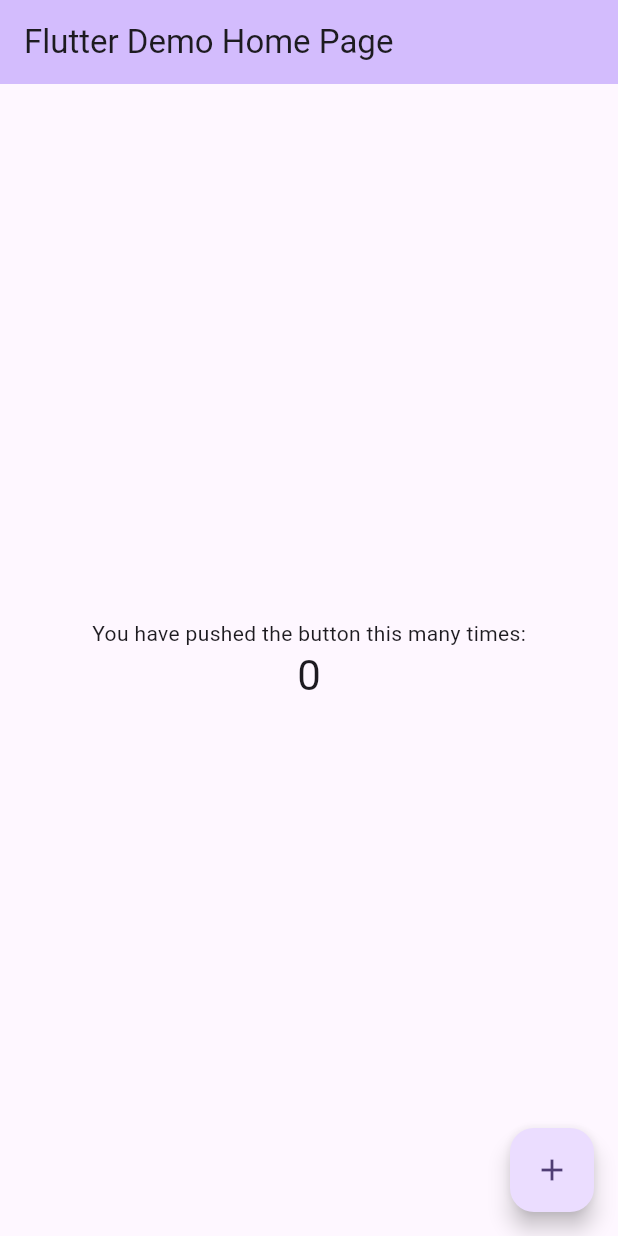
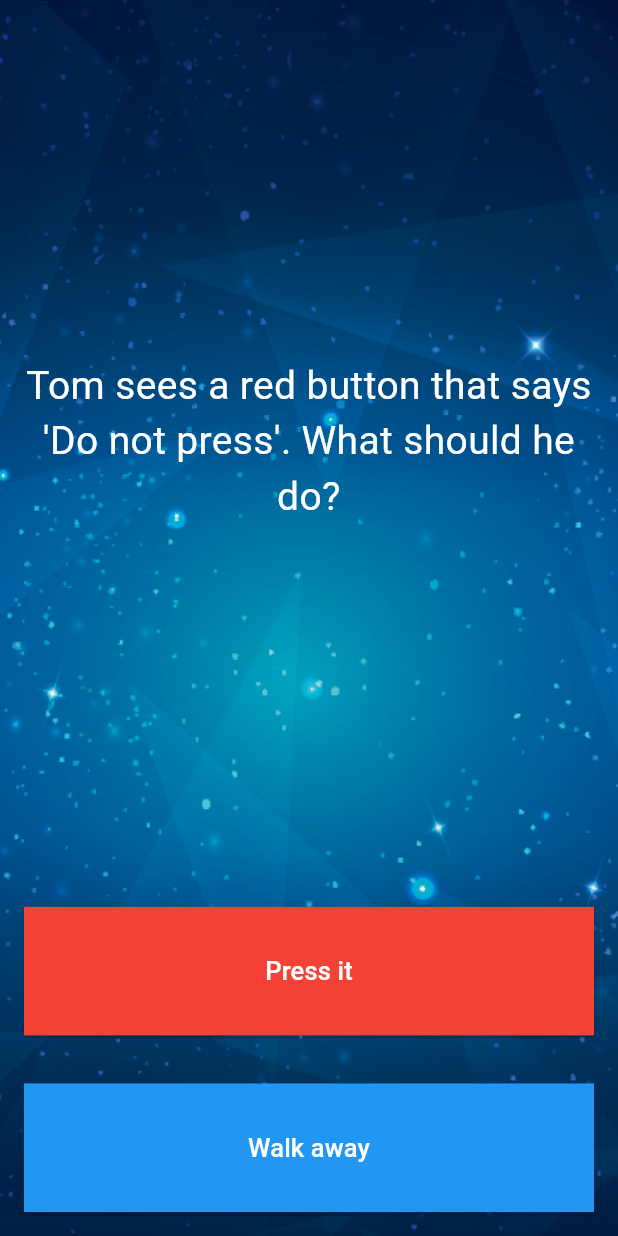
Before and after one commit to abdessamadachaha/story_quiiz, a Flutter app: the screen it shows after launch, on a phone screen of 412 x 824 dp. Run offline on Flutter 3.47's test engine with Material 3 defaults, Android fonts, the phone set to English and light mode, and no system bars; our stand-ins replace rflutter_alert.

```diff
--- /dev/null
+++ b/lib/homepage.dart
@@ -0,0 +1,156 @@
+import 'package:flutter/material.dart';
+import 'package:storyquizz/storybank.dart';
+import 'package:rflutter_alert/rflutter_alert.dart';
+
+Storybank storybank = Storybank();
+
+class Homepage extends StatefulWidget {
+  const Homepage({super.key});
+
+  @override
+  State<Homepage> createState() => _HomepageState();
+}
+
+class _HomepageState extends State<Homepage> {
+  List<bool> answers = [];
+
+  int countTrue() {
+    int trueAnswer = 0;
+    for (var element in answers) {
+      if (element == true) {
+        trueAnswer++;
+      }
+    }
+    return trueAnswer;
+  }
+
+  int countFalse() {
+    int falseAnswer = 0;
+    for (var element in answers) {
+      if (element == false) {
+        falseAnswer++;
+      }
+    }
+    return falseAnswer;
+  }
+
+  isCheck(String currectAnswer) {
+    if (currectAnswer == storybank.getCurrectAnswer()) {
+      answers.add(true);
+    } else {
+      answers.add(false);
+    }
+  }
+
+  @override
+  Widget build(BuildContext context) {
+    return Scaffold(
+      body: Stack(
+        children: [
+          Positioned.fill(
+            child: Image.asset('images/background.png', fit: BoxFit.cover),
+          ),
+          Column(
+            mainAxisAlignment: MainAxisAlignment.spaceBetween,
+            crossAxisAlignment: CrossAxisAlignment.stretch,
+            children: [
+              Expanded(
+                flex: 5,
+                child: Center(
+                  child: Padding(
+                    padding: EdgeInsets.all(16.0),
+                    child: Text(
+                      textAlign: TextAlign.center,
+                      storybank.getStory(),
+                      style: TextStyle(fontSize: 26.0, color: Colors.white),
+                    ),
+                  ),
+                ),
+              ),
+              Expanded(
+                child: Padding(
+                  padding: EdgeInsets.all(16.0),
+                  child: ElevatedButton(
+                    style: ElevatedButton.styleFrom(
+                      backgroundColor: Colors.red,
+                      shape: RoundedRectangleBorder(
+                        borderRadius: BorderRadius.zero,
+                      ),
+                    ),
+                    onPressed: () {
+                      if (storybank.numberContent ==
+                          storybank.content.length - 1) {
+                        Alert(
+                          context: context,
+                          title: "Finished!",
+                          desc:
+                              "The result is true Answer[${countTrue()}] and wrong answers are [${countFalse()}]",
+                          buttons: [
+                            DialogButton(
+                              color: Colors.blue,
+                              onPressed: () {
+                                setState(() {
+                                  storybank.numberContent = 0;
+                                  answers.clear();
+                                });
+                                Navigator.pop(context);
+                              },
+                              width: 120,
+                              child: Text(
+                                "Restart",
+                                style: TextStyle(
+                                  color: Colors.white,
+                                  fontSize: 20,
+                                ),
+                              ),
+                            ),
+                          ],
+                        ).show();
+                      }
+                      setState(() {
+                        isCheck(storybank.getChoise1());
+                        storybank.nextQuestion();
+                        print(answers);
+                      });
+                    },
+                    child: Text(
+                      storybank.getChoise1(),
+                      style: TextStyle(color: Colors.white, fontSize: 17.0),
+                    ),
+                  ),
+                ),
+              ),
+              Expanded(
+                child: Padding(
+                  padding: EdgeInsets.all(16.0),
+                  child: ElevatedButton(
+                    style: ElevatedButton.styleFrom(
+                      backgroundColor: Colors.blue,
+                      shape: RoundedRectangleBorder(
+                        borderRadius: BorderRadius.zero,
+                      ),
+                    ),
+                    onPressed: () {
+                      if (storybank.numberContent ==
+                          storybank.content.length - 1) {
+                        storybank.numberContent = 0;
+                      }
+                      setState(() {
+                        isCheck(storybank.getChoise2());
+                        storybank.nextQuestion();
+                      });
+                    },
+                    child: Text(
+                      storybank.getChoise2(),
+                      style: TextStyle(color: Colors.white, fontSize: 17.0),
+                    ),
+                  ),
+                ),
+              ),
+            ],
+          ),
+        ],
+      ),
+    );
+  }
+}
--- a/lib/main.dart
+++ b/lib/main.dart
@@ -1,122 +1,15 @@
 import 'package:flutter/material.dart';
+import 'package:storyquizz/homepage.dart';
 
 void main() {
-  runApp(const MyApp());
+  runApp(myapp());
 }
 
-class MyApp extends StatelessWidget {
-  const MyApp({super.key});
-
-  // This widget is the root of your application.
-  @override
-  Widget build(BuildContext context) {
-    return MaterialApp(
-      title: 'Flutter Demo',
-      theme: ThemeData(
-        // This is the theme of your application.
-        //
-        // TRY THIS: Try running your application with "flutter run". You'll see
-        // the application has a purple toolbar. Then, without quitting the app,
-        // try changing the seedColor in the colorScheme below to Colors.green
-        // and then invoke "hot reload" (save your changes or press the "hot
-        // reload" button in a Flutter-supported IDE, or press "r" if you used
-        // the command line to start the app).
-        //
-        // Notice that the counter didn't reset back to zero; the application
-        // state is not lost during the reload. To reset the state, use hot
-        // restart instead.
-        //
-        // This works for code too, not just values: Most code changes can be
-        // tested with just a hot reload.
-        colorScheme: ColorScheme.fromSeed(seedColor: Colors.deepPurple),
-      ),
-      home: const MyHomePage(title: 'Flutter Demo Home Page'),
-    );
-  }
-}
-
-class MyHomePage extends StatefulWidget {
-  const MyHomePage({super.key, required this.title});
-
-  // This widget is the home page of your application. It is stateful, meaning
-  // that it has a State object (defined below) that contains fields that affect
-  // how it looks.
-
-  // This class is the configuration for the state. It holds the values (in this
-  // case the title) provided by the parent (in this case the App widget) and
-  // used by the build method of the State. Fields in a Widget subclass are
-  // always marked "final".
-
-  final String title;
-
-  @override
-  State<MyHomePage> createState() => _MyHomePageState();
-}
-
-class _MyHomePageState extends State<MyHomePage> {
-  int _counter = 0;
-
-  void _incrementCounter() {
-    setState(() {
-      // This call to setState tells the Flutter framework that something has
-      // changed in this State, which causes it to rerun the build method below
-      // so that the display can reflect the updated values. If we changed
-      // _counter without calling setState(), then the build method would not be
-      // called again, and so nothing would appear to happen.
-      _counter++;
-    });
-  }
+class myapp extends StatelessWidget {
+  const myapp({super.key});
 
   @override
   Widget build(BuildContext context) {
-    // This method is rerun every time setState is called, for instance as done
-    // by the _incrementCounter method above.
-    //
-    // The Flutter framework has been optimized to make rerunning build methods
-    // fast, so that you can just rebuild anything that needs updating rather
-    // than having to individually change instances of widgets.
-    return Scaffold(
-      appBar: AppBar(
-        // TRY THIS: Try changing the color here to a specific color (to
-        // Colors.amber, perhaps?) and trigger a hot reload to see the AppBar
-        // change color while the other colors stay the same.
-        backgroundColor: Theme.of(context).colorScheme.inversePrimary,
-        // Here we take the value from the MyHomePage object that was created by
-        // the App.build method, and use it to set our appbar title.
-        title: Text(widget.title),
-      ),
-      body: Center(
-        // Center is a layout widget. It takes a single child and positions it
-        // in the middle of the parent.
-        child: Column(
-          // Column is also a layout widget. It takes a list of children and
-          // arranges them vertically. By default, it sizes itself to fit its
-          // children horizontally, and tries to be as tall as its parent.
-          //
-          // Column has various properties to control how it sizes itself and
-          // how it positions its children. Here we use mainAxisAlignment to
-          // center the children vertically; the main axis here is the vertical
-          // axis because Columns are vertical (the cross axis would be
-          // horizontal).
-          //
-          // TRY THIS: Invoke "debug painting" (choose the "Toggle Debug Paint"
-          // action in the IDE, or press "p" in the console), to see the
-          // wireframe for each widget.
-          mainAxisAlignment: MainAxisAlignment.center,
-          children: <Widget>[
-            const Text('You have pushed the button this many times:'),
-            Text(
-              '$_counter',
-              style: Theme.of(context).textTheme.headlineMedium,
-            ),
-          ],
-        ),
-      ),
-      floatingActionButton: FloatingActionButton(
-        onPressed: _incrementCounter,
-        tooltip: 'Increment',
-        child: const Icon(Icons.add),
-      ), // This trailing comma makes auto-formatting nicer for build methods.
-    );
+    return MaterialApp(home: Homepage());
   }
 }
--- a/pubspec.yaml
+++ b/pubspec.yaml
@@ -34,6 +34,7 @@ dependencies:
   # The following adds the Cupertino Icons font to your application.
   # Use with the CupertinoIcons class for iOS style icons.
   cupertino_icons: ^1.0.8
+  rflutter_alert: ^2.0.7
 
 dev_dependencies:
   flutter_test:
```
Also changed, not shown: lib/story.dart (added, +8 -0 lines), lib/storybank.dart (added, +60 -0 lines), images/background.png (added), pubspec.lock.
